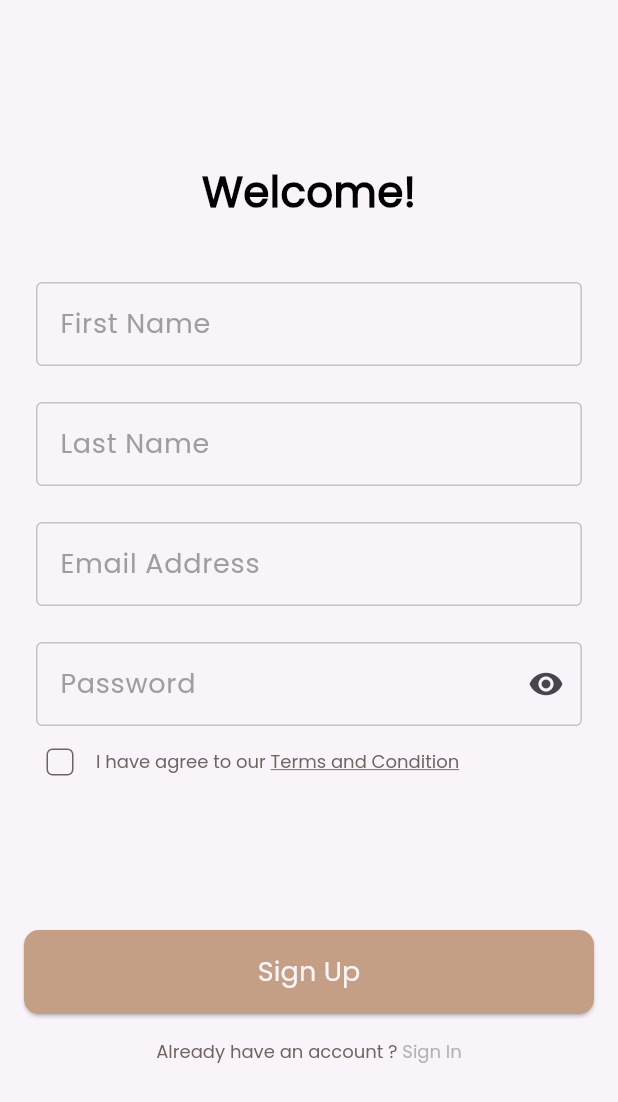
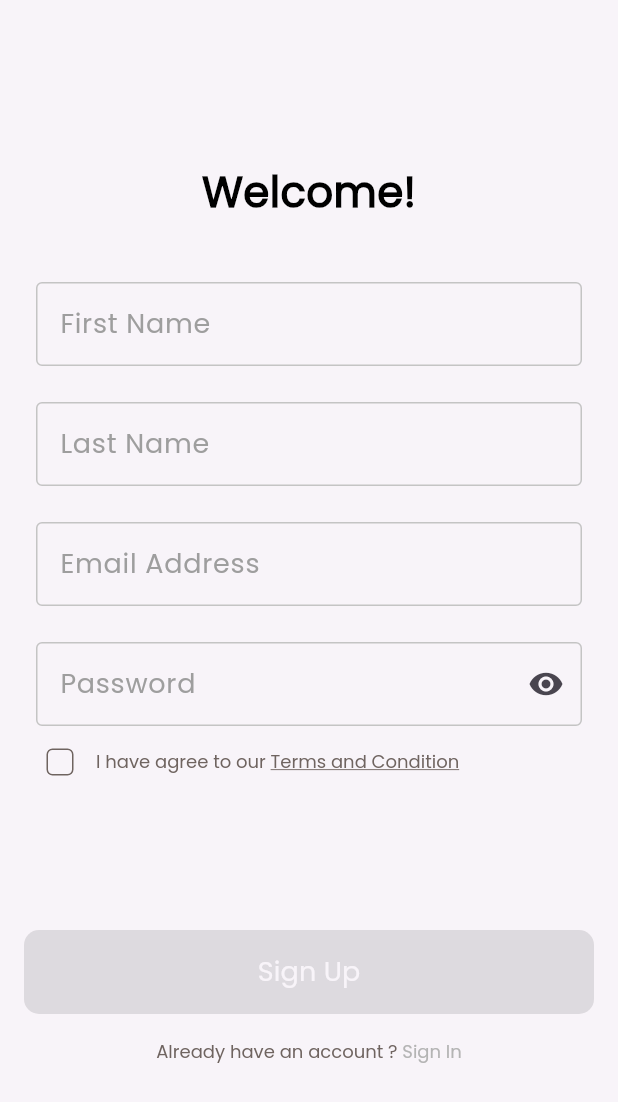
Before and after one commit to AliMohamed-Ali/dalel, a Flutter app: the SignUpView screen opened by its route, on a phone screen of 412 x 824 dp. Shown: the top 1102 px of the screen. Run offline on Flutter 3.47's test engine with Material 3 defaults, Android fonts, the phone set to English and light mode, and no system bars; our stand-ins replace firebase_auth, firebase_core, flutter_bloc, get_it, go_router, shared_preferences and 1 more; accounts and stored records are empty.

Commit message:
form validation

```diff
--- a/lib/features/auth/presentation/auth_cubit/cubit/auth_state.dart
+++ b/lib/features/auth/presentation/auth_cubit/cubit/auth_state.dart
@@ -1,10 +1,15 @@
 class AuthState {}
 
 final class AuthInitial extends AuthState {}
-final class AuthLoadingState extends AuthState {}
-final class AuthSuccessState extends AuthState {}
-final class AuthFailureState extends AuthState {
+
+final class SignUpLoadingState extends AuthState {}
+
+final class SignUpSuccessState extends AuthState {}
+
+final class SignUpFailureState extends AuthState {
   final String errorMessage;
 
-  AuthFailureState({required this.errorMessage});
+  SignUpFailureState({required this.errorMessage});
 }
+
+final class TermsAndConditionUpdate extends AuthState {}
--- a/lib/features/auth/presentation/views/sign_up_view.dart
+++ b/lib/features/auth/presentation/views/sign_up_view.dart
@@ -22,7 +22,8 @@ class SignUpView extends StatelessWidget {
             SliverToBoxAdapter(
                 child: HaveAccountWidget(
                     text1: AppStrings.alreadyHaveAnAccount,
-                    text2: AppStrings.signIn))
+                    text2: AppStrings.signIn)),
+            SliverToBoxAdapter(child: SizedBox(height: 16)),
           ],
         ),
       ),
--- a/lib/features/auth/presentation/views/widgets/custom_checkbox.dart
+++ b/lib/features/auth/presentation/views/widgets/custom_checkbox.dart
@@ -1,7 +1,7 @@
-
-
 import 'package:dalel/core/utils/app_colors.dart';
+import 'package:dalel/features/auth/presentation/auth_cubit/cubit/auth_cubit.dart';
 import 'package:flutter/material.dart';
+import 'package:flutter_bloc/flutter_bloc.dart';
 
 class CustomCheckBox extends StatefulWidget {
   const CustomCheckBox({super.key});
@@ -23,6 +23,8 @@ class _CustomCheckBoxState extends State<CustomCheckBox> {
         onChanged: (newValue) {
           setState(() {
             value = newValue;
+            BlocProvider.of<AuthCubit>(context)
+                .updateTermsAndCondition(newValue: newValue!);
           });
         });
   }
--- a/lib/features/auth/presentation/views/widgets/custom_form.dart
+++ b/lib/features/auth/presentation/views/widgets/custom_form.dart
@@ -12,34 +12,39 @@ class CustomForm extends StatelessWidget {
 
   @override
   Widget build(BuildContext context) {
+    AuthCubit authCubit = BlocProvider.of<AuthCubit>(context);
     return BlocConsumer<AuthCubit, AuthState>(
       listener: (context, state) {},
       builder: (context, state) {
         return Form(
+          key: authCubit.signUpKey,
           child: Column(children: [
             CustomTextFormField(
               label: AppStrings.fristName,
-              onChanged: (firstName) =>
-                  BlocProvider.of<AuthCubit>(context).firstName = firstName,
+              onChanged: (firstName) => authCubit.firstName = firstName,
             ),
             CustomTextFormField(
                 label: AppStrings.lastName,
-                onChanged: (lastName) =>
-                    BlocProvider.of<AuthCubit>(context).lastName = lastName),
+                onChanged: (lastName) => authCubit.lastName = lastName),
             CustomTextFormField(
                 label: AppStrings.emailAddress,
-                onChanged: (emailAddress) => BlocProvider.of<AuthCubit>(context)
-                    .emailAddress = emailAddress),
+                onChanged: (emailAddress) =>
+                    authCubit.emailAddress = emailAddress),
             CustomTextFormField(
                 label: AppStrings.password,
                 isPassword: true,
-                onChanged: (password) =>
-                    BlocProvider.of<AuthCubit>(context).password = password),
+                onChanged: (password) => authCubit.password = password),
             const TermsAndCondition(),
             const SizedBox(height: 88),
-            CustomButton(onPressed: () {
-              BlocProvider.of<AuthCubit>(context).signUpWithEmailAndPassword();
-            }, text: AppStrings.signUp),
+            CustomButton(
+                onPressed: authCubit.termsAndCondition
+                    ? () {
+                        if (authCubit.signUpKey.currentState!.validate()) {
+                          authCubit.signUpWithEmailAndPassword();
+                        }
+                      }
+                    : null,
+                text: AppStrings.signUp),
           ]),
         );
       },
--- a/lib/features/auth/presentation/views/widgets/custom_text_filed.dart
+++ b/lib/features/auth/presentation/views/widgets/custom_text_filed.dart
@@ -3,7 +3,12 @@ import 'package:dalel/core/utils/app_text_stylies.dart';
 import 'package:flutter/material.dart';
 
 class CustomTextFormField extends StatelessWidget {
-  const CustomTextFormField({super.key, required this.label, this.isPassword, this.onChanged, this.onFieldSubmitted});
+  const CustomTextFormField(
+      {super.key,
+      required this.label,
+      this.isPassword,
+      this.onChanged,
+      this.onFieldSubmitted});
   final String label;
   final bool? isPassword;
   final Function(String)? onChanged;
@@ -13,17 +18,18 @@ class CustomTextFormField extends StatelessWidget {
     return Padding(
       padding: const EdgeInsets.only(top: 24, right: 8, left: 8),
       child: TextFormField(
+        obscureText: isPassword ?? false,
+        validator: (value) => value!.isEmpty ? "This Field is required" : null,
         onChanged: onChanged,
-        onFieldSubmitted: onFieldSubmitted ,
+        onFieldSubmitted: onFieldSubmitted,
         decoration: InputDecoration(
-          suffixIcon: isPassword != null ? const Icon(Icons.visibility) : null,
-          label: Text(
-            label,
-            style: AppTextStylies.poppins500Style18,
-          ),
-          focusedBorder: getOutlineBorder(),
-          enabledBorder: getOutlineBorder(),
-        ),
+            suffixIcon:
+                isPassword != null ? const Icon(Icons.visibility) : null,
+            label: Text(label, style: AppTextStylies.poppins500Style18),
+            focusedBorder: getOutlineBorder(),
+            enabledBorder: getOutlineBorder(),
+            errorBorder: getOutlineBorder()
+                .copyWith(borderSide: const BorderSide(color: Colors.red))),
       ),
     );
   }
```
Also changed, not shown: lib/features/auth/presentation/auth_cubit/cubit/auth_cubit.dart (+16 -8 lines).
